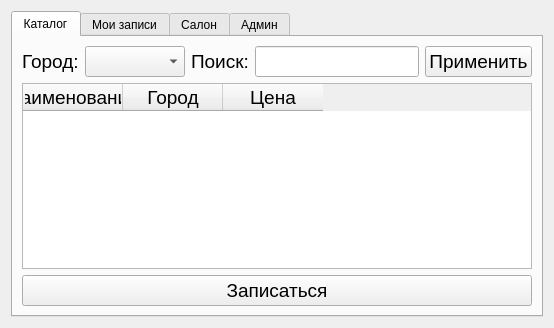
Old version of the form ui/MainWindow.ui in the repository Spyddek/BD-sesion2_kurs.
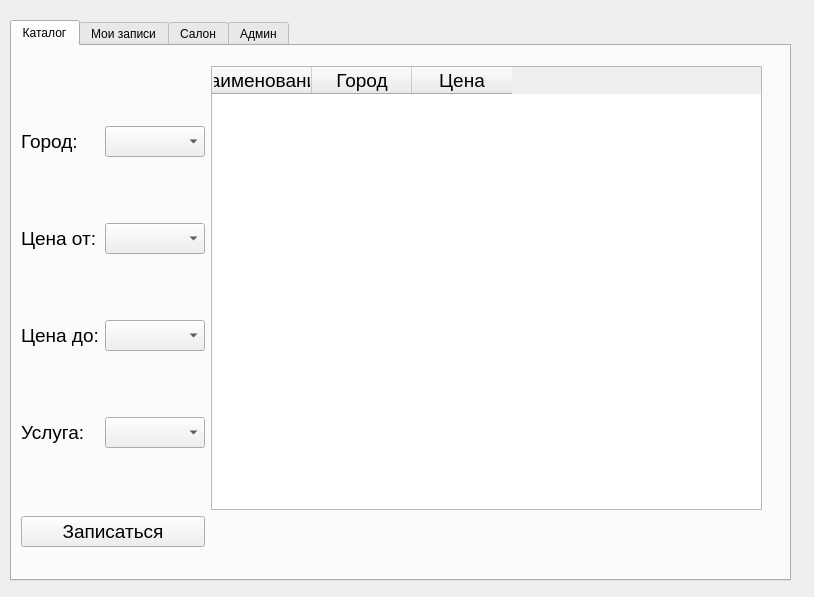
New version of the form. The open tabs and pages were chosen to show the change.

The edit to the form file:
```diff
--- a/ui/MainWindow.ui
+++ b/ui/MainWindow.ui
@@ -6,27 +6,42 @@
    <rect>
     <x>0</x>
     <y>0</y>
-    <width>554</width>
-    <height>328</height>
+    <width>814</width>
+    <height>597</height>
    </rect>
   </property>
   <property name="windowTitle">
    <string>Smart-SPA</string>
   </property>
-  <layout class="QHBoxLayout" name="horizontalLayout_5">
-   <item>
     <widget class="QTabWidget" name="twMain">
+   <property name="geometry">
+    <rect>
+     <x>10</x>
+     <y>20</y>
+     <width>781</width>
+     <height>561</height>
+    </rect>
+   </property>
      <property name="currentIndex">
-      <number>0</number>
+    <number>3</number>
      </property>
      <widget class="QWidget" name="tabCatalog">
       <attribute name="title">
        <string>Каталог</string>
       </attribute>
-      <layout class="QVBoxLayout" name="verticalLayout">
-       <item>
-        <layout class="QHBoxLayout" name="horizontalLayout">
-         <item>
+    <widget class="QWidget" name="">
+     <property name="geometry">
+      <rect>
+       <x>9</x>
+       <y>20</y>
+       <width>741</width>
+       <height>481</height>
+      </rect>
+     </property>
+     <layout class="QGridLayout" name="gridLayout_2">
+      <item row="0" column="0">
+       <layout class="QGridLayout" name="gridLayout">
+        <item row="0" column="0">
           <widget class="QLabel" name="lblCity">
            <property name="font">
             <font>
@@ -38,7 +53,7 @@
            </property>
           </widget>
          </item>
-         <item>
+        <item row="0" column="1">
           <widget class="QComboBox" name="cbCity">
            <property name="font">
             <font>
@@ -47,20 +62,20 @@
            </property>
           </widget>
          </item>
-         <item>
-          <widget class="QLabel" name="lblSearch">
+        <item row="1" column="0">
+         <widget class="QLabel" name="lblPricemin">
            <property name="font">
             <font>
              <pointsize>14</pointsize>
             </font>
            </property>
            <property name="text">
-            <string>Поиск:</string>
+           <string>Цена от:</string>
            </property>
           </widget>
          </item>
-         <item>
-          <widget class="QLineEdit" name="leSearch">
+        <item row="1" column="1">
+         <widget class="QComboBox" name="cbCPriceMin">
            <property name="font">
             <font>
              <pointsize>14</pointsize>
@@ -68,21 +83,51 @@
            </property>
           </widget>
          </item>
-         <item>
-          <widget class="QPushButton" name="btnApply">
+        <item row="2" column="0">
+         <widget class="QLabel" name="lblPriceMax">
            <property name="font">
             <font>
              <pointsize>14</pointsize>
             </font>
            </property>
            <property name="text">
-            <string>Применить</string>
+           <string>Цена до:</string>
+          </property>
+         </widget>
+        </item>
+        <item row="2" column="1">
+         <widget class="QComboBox" name="cbPriceMax">
+          <property name="font">
+           <font>
+            <pointsize>14</pointsize>
+           </font>
+          </property>
+         </widget>
+        </item>
+        <item row="3" column="0">
+         <widget class="QLabel" name="lblService">
+          <property name="font">
+           <font>
+            <pointsize>14</pointsize>
+           </font>
+          </property>
+          <property name="text">
+           <string>Услуга:</string>
+          </property>
+         </widget>
+        </item>
+        <item row="3" column="1">
+         <widget class="QComboBox" name="cbService">
+          <property name="font">
+           <font>
+            <pointsize>14</pointsize>
+           </font>
            </property>
           </widget>
          </item>
         </layout>
        </item>
-       <item>
+      <item row="0" column="1">
         <widget class="QTableWidget" name="tblCatalog">
          <property name="font">
           <font>
@@ -106,7 +151,7 @@
          </column>
         </widget>
        </item>
-       <item>
+      <item row="1" column="0">
         <widget class="QPushButton" name="btnBookNow">
          <property name="font">
           <font>
@@ -120,34 +165,22 @@
        </item>
       </layout>
      </widget>
+   </widget>
      <widget class="QWidget" name="tabBookings">
       <attribute name="title">
        <string>Мои записи</string>
       </attribute>
+    <layout class="QGridLayout" name="gridLayout_3">
+     <item row="0" column="0">
       <widget class="QTableWidget" name="tblBookings">
-       <property name="geometry">
-        <rect>
-         <x>20</x>
-         <y>10</y>
-         <width>511</width>
-         <height>192</height>
-        </rect>
-       </property>
        <property name="font">
         <font>
          <pointsize>14</pointsize>
         </font>
        </property>
       </widget>
-      <widget class="QWidget" name="">
-       <property name="geometry">
-        <rect>
-         <x>20</x>
-         <y>230</y>
-         <width>192</width>
-         <height>33</height>
-        </rect>
-       </property>
+     </item>
+     <item row="1" column="0">
        <layout class="QHBoxLayout" name="horizontalLayout_2">
         <item>
          <widget class="QPushButton" name="btnAddBooking">
@@ -174,36 +207,24 @@
          </widget>
         </item>
        </layout>
-      </widget>
+     </item>
+    </layout>
      </widget>
      <widget class="QWidget" name="tabSalon">
       <attribute name="title">
        <string>Салон</string>
       </attribute>
+    <layout class="QGridLayout" name="gridLayout_4">
+     <item row="0" column="0">
       <widget class="QTableWidget" name="tblServices">
-       <property name="geometry">
-        <rect>
-         <x>10</x>
-         <y>10</y>
-         <width>521</width>
-         <height>192</height>
-        </rect>
-       </property>
        <property name="font">
         <font>
          <pointsize>14</pointsize>
         </font>
        </property>
       </widget>
-      <widget class="QWidget" name="">
-       <property name="geometry">
-        <rect>
-         <x>20</x>
-         <y>240</y>
-         <width>286</width>
-         <height>33</height>
-        </rect>
-       </property>
+     </item>
+     <item row="1" column="0">
        <layout class="QHBoxLayout" name="horizontalLayout_4">
         <item>
          <widget class="QPushButton" name="btnAddService">
@@ -242,36 +263,24 @@
          </widget>
         </item>
        </layout>
-      </widget>
+     </item>
+    </layout>
      </widget>
      <widget class="QWidget" name="tabAdmin">
       <attribute name="title">
        <string>Админ</string>
       </attribute>
+    <layout class="QGridLayout" name="gridLayout_5">
+     <item row="0" column="0">
       <widget class="QTableWidget" name="tblUsers">
-       <property name="geometry">
-        <rect>
-         <x>10</x>
-         <y>10</y>
-         <width>521</width>
-         <height>192</height>
-        </rect>
-       </property>
        <property name="font">
         <font>
          <pointsize>14</pointsize>
         </font>
        </property>
       </widget>
-      <widget class="QWidget" name="">
-       <property name="geometry">
-        <rect>
-         <x>30</x>
-         <y>230</y>
-         <width>366</width>
-         <height>33</height>
-        </rect>
-       </property>
+     </item>
+     <item row="1" column="0">
        <layout class="QHBoxLayout" name="horizontalLayout_3">
         <item>
          <widget class="QPushButton" name="btnApproveReview">
@@ -298,11 +307,10 @@
          </widget>
         </item>
        </layout>
-      </widget>
-     </widget>
-    </widget>
-   </item>
-  </layout>
+     </item>
+    </layout>
+   </widget>
+  </widget>
  </widget>
  <resources/>
  <connections/>
```
Lines whose indentation alone changed are shown as unchanged.
